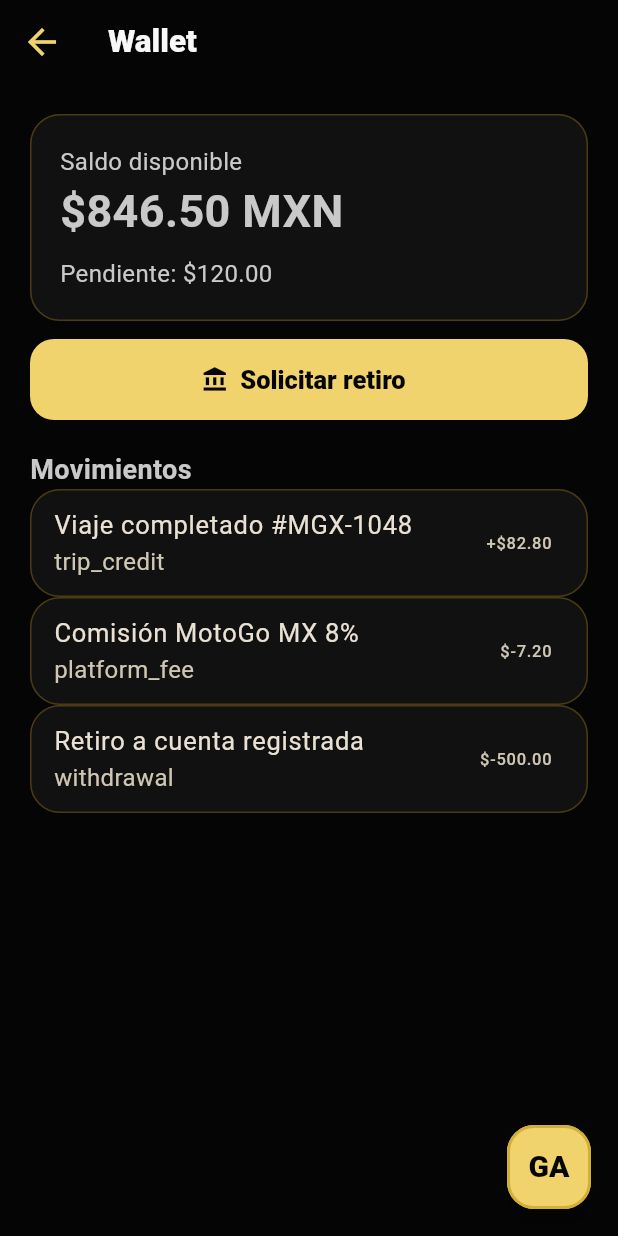
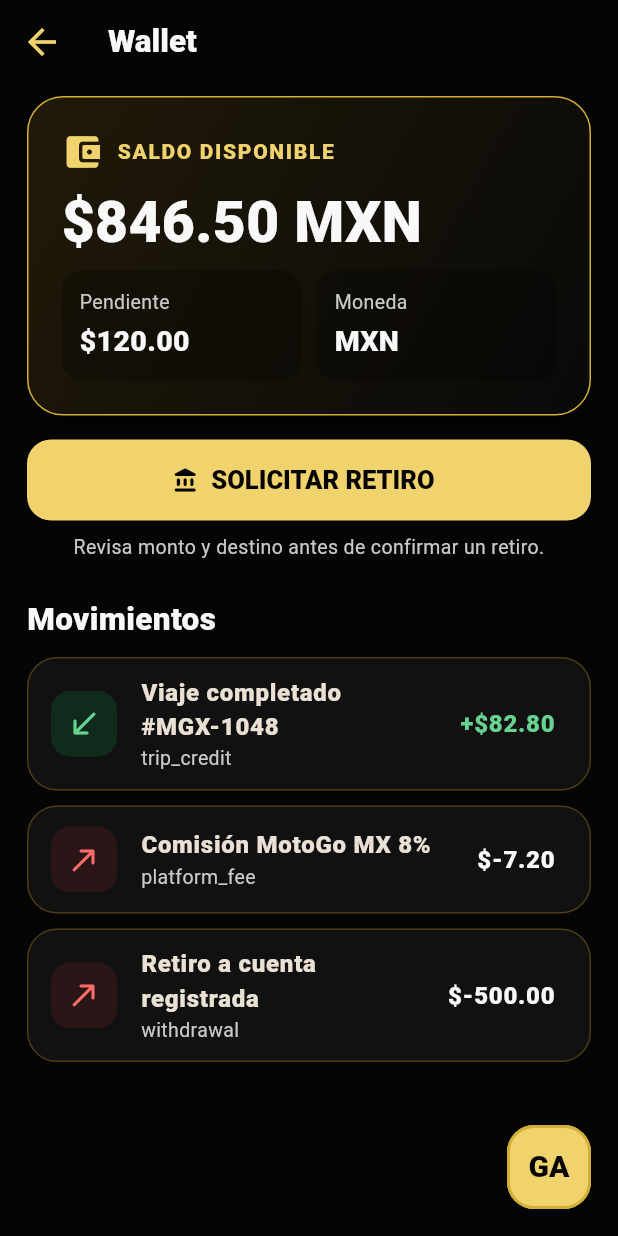
Before and after one commit to ja121680-lang/MOTO-MX, a Flutter app: the WalletScreen screen opened by its route, on a phone screen of 412 x 824 dp. Run offline on Flutter 3.47's test engine with Material 3 defaults, Android fonts, the phone set to English and light mode, and no system bars; our stand-ins replace flutter_svg, flutter_tts, speech_to_text.

Commit message:
feat: redesign MotoGo wallet to GA financial standard

```diff
--- a/motogo_mx_starter/lib/screens/wallet_screen.dart
+++ b/motogo_mx_starter/lib/screens/wallet_screen.dart
@@ -1,5 +1,6 @@
 import 'package:flutter/material.dart';
 import '../services/wallet_service.dart';
+import '../theme/ga_theme.dart';
 
 class WalletScreen extends StatelessWidget {
   const WalletScreen({super.key});
@@ -12,52 +13,131 @@ class WalletScreen extends StatelessWidget {
 
     return Scaffold(
       appBar: AppBar(title: const Text('Wallet')),
-      body: ListView(
-        padding: const EdgeInsets.all(20),
-        children: [
-          Card(
-            child: Padding(
-              padding: const EdgeInsets.all(20),
+      body: SafeArea(
+        child: ListView(
+          padding: const EdgeInsets.fromLTRB(18, 8, 18, 110),
+          children: [
+            Container(
+              padding: const EdgeInsets.all(22),
+              decoration: BoxDecoration(
+                gradient: const LinearGradient(
+                  begin: Alignment.topLeft,
+                  end: Alignment.bottomRight,
+                  colors: [Color(0xFF211A08), Color(0xFF090909)],
+                ),
+                borderRadius: BorderRadius.circular(24),
+                border: Border.all(color: GAColors.gold),
+                boxShadow: const [BoxShadow(color: Colors.black45, blurRadius: 26, offset: Offset(0, 14))],
+              ),
               child: Column(
                 crossAxisAlignment: CrossAxisAlignment.start,
                 children: [
-                  const Text('Saldo disponible'),
+                  const Row(
+                    children: [
+                      Icon(Icons.account_balance_wallet_rounded, color: GAColors.goldLight, size: 28),
+                      SizedBox(width: 9),
+                      Text('SALDO DISPONIBLE', style: TextStyle(color: GAColors.goldLight, fontSize: 14, fontWeight: FontWeight.w900, letterSpacing: 1.1)),
+                    ],
+                  ),
+                  const SizedBox(height: 14),
                   Text(
                     '\$${summary.available.toStringAsFixed(2)} MXN',
-                    style: const TextStyle(
-                      fontSize: 30,
-                      fontWeight: FontWeight.bold,
-                    ),
+                    style: const TextStyle(color: GAColors.white, fontSize: 38, fontWeight: FontWeight.w900, height: 1),
                   ),
-                  const SizedBox(height: 8),
-                  Text('Pendiente: \$${summary.pending.toStringAsFixed(2)}'),
+                  const SizedBox(height: 13),
+                  Row(
+                    children: [
+                      Expanded(
+                        child: Container(
+                          padding: const EdgeInsets.all(12),
+                          decoration: BoxDecoration(color: Colors.black26, borderRadius: BorderRadius.circular(14)),
+                          child: Column(
+                            crossAxisAlignment: CrossAxisAlignment.start,
+                            children: [
+                              const Text('Pendiente', style: TextStyle(color: GAColors.muted, fontSize: 13)),
+                              const SizedBox(height: 3),
+                              Text('\$${summary.pending.toStringAsFixed(2)}', style: const TextStyle(color: GAColors.white, fontSize: 19, fontWeight: FontWeight.w900)),
+                            ],
+                          ),
+                        ),
+                      ),
+                      const SizedBox(width: 10),
+                      Expanded(
+                        child: Container(
+                          padding: const EdgeInsets.all(12),
+                          decoration: BoxDecoration(color: Colors.black26, borderRadius: BorderRadius.circular(14)),
+                          child: const Column(
+                            crossAxisAlignment: CrossAxisAlignment.start,
+                            children: [
+                              Text('Moneda', style: TextStyle(color: GAColors.muted, fontSize: 13)),
+                              SizedBox(height: 3),
+                              Text('MXN', style: TextStyle(color: GAColors.white, fontSize: 19, fontWeight: FontWeight.w900)),
+                            ],
+                          ),
+                        ),
+                      ),
+                    ],
+                  ),
                 ],
               ),
             ),
-          ),
-          const SizedBox(height: 12),
-          FilledButton.icon(
-            onPressed: () => Navigator.pushNamed(context, '/withdrawal'),
-            icon: const Icon(Icons.account_balance),
-            label: const Text('Solicitar retiro'),
-          ),
-          const SizedBox(height: 20),
-          const Text(
-            'Movimientos',
-            style: TextStyle(fontWeight: FontWeight.bold, fontSize: 18),
-          ),
-          ...transactions.map(
-            (tx) => Card(
-              child: ListTile(
-                title: Text(tx.description),
-                subtitle: Text(tx.kind),
-                trailing: Text(
-                  '${tx.amount >= 0 ? '+' : ''}\$${tx.amount.toStringAsFixed(2)}',
+            const SizedBox(height: 16),
+            FilledButton.icon(
+              onPressed: () => Navigator.pushNamed(context, '/withdrawal'),
+              icon: const Icon(Icons.account_balance_rounded),
+              label: const Text('SOLICITAR RETIRO'),
+            ),
+            const SizedBox(height: 8),
+            const Text(
+              'Revisa monto y destino antes de confirmar un retiro.',
+              textAlign: TextAlign.center,
+              style: TextStyle(color: GAColors.muted, fontSize: 13),
+            ),
+            const SizedBox(height: 24),
+            const Text('Movimientos', style: TextStyle(color: GAColors.white, fontWeight: FontWeight.w900, fontSize: 21)),
+            const SizedBox(height: 10),
+            if (transactions.isEmpty)
+              Container(
+                padding: const EdgeInsets.all(24),
+                decoration: BoxDecoration(color: GAColors.surface, borderRadius: BorderRadius.circular(18), border: Border.all(color: GAColors.line)),
+                child: const Column(
+                  children: [
+                    Icon(Icons.receipt_long_outlined, color: GAColors.goldLight, size: 36),
+                    SizedBox(height: 10),
+                    Text('Sin movimientos todavía', style: TextStyle(color: GAColors.white, fontSize: 17, fontWeight: FontWeight.w800)),
+                  ],
                 ),
+              )
+            else
+              ...transactions.map(
+                (tx) {
+                  final positive = tx.amount >= 0;
+                  return Card(
+                    margin: const EdgeInsets.only(bottom: 10),
+                    child: ListTile(
+                      minVerticalPadding: 12,
+                      leading: Container(
+                        width: 44,
+                        height: 44,
+                        decoration: BoxDecoration(
+                          color: positive ? const Color(0xFF102A1B) : const Color(0xFF2A1616),
+                          borderRadius: BorderRadius.circular(13),
+                        ),
+                        alignment: Alignment.center,
+                        child: Icon(positive ? Icons.south_west_rounded : Icons.north_east_rounded, color: positive ? GAColors.success : GAColors.danger),
+                      ),
+                      title: Text(tx.description, style: const TextStyle(fontSize: 16, fontWeight: FontWeight.w800)),
+                      subtitle: Text(tx.kind, style: const TextStyle(color: GAColors.muted, fontSize: 13)),
+                      trailing: Text(
+                        '${positive ? '+' : ''}\$${tx.amount.toStringAsFixed(2)}',
+                        style: TextStyle(color: positive ? GAColors.success : GAColors.white, fontSize: 16, fontWeight: FontWeight.w900),
+                      ),
+                    ),
+                  );
+                },
               ),
-            ),
-          ),
-        ],
+          ],
+        ),
       ),
     );
   }
```
